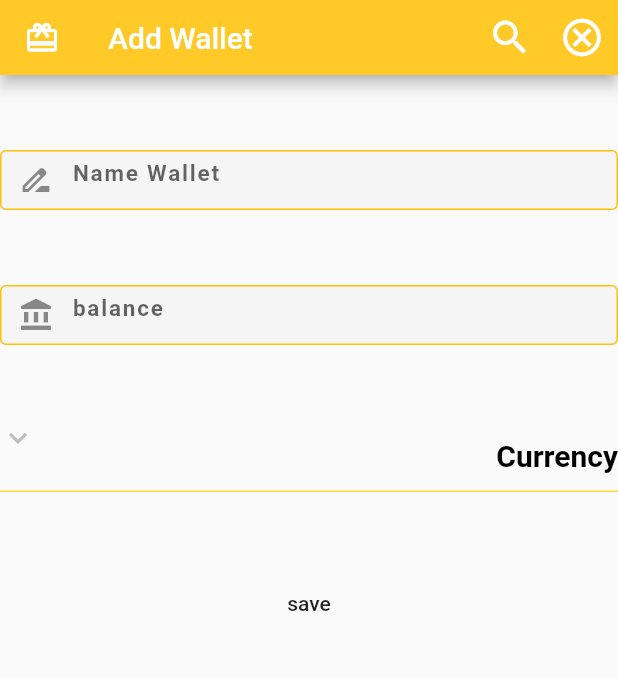
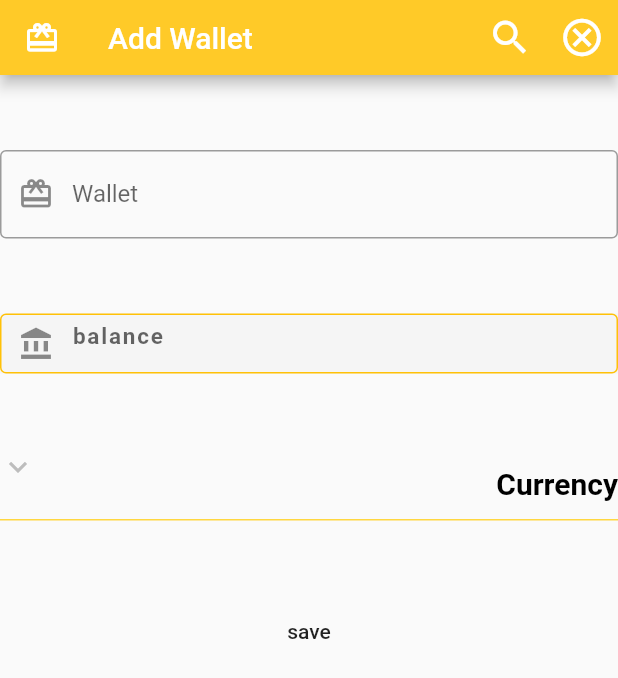
Before and after one commit to badael/test, a Flutter app: the Addwallet screen opened directly, on a phone screen of 412 x 824 dp. Shown: the top 678 px of the screen. Run offline on Flutter 3.47's test engine with Material 2 defaults, Android fonts, the phone set to English and light mode, and no system bars; our stand-ins replace bloc, conditional_builder, floor, flutter_bloc, sqflite; accounts and stored records are empty; generated files the repository leaves out were written again.

Commit message:
text-form reusable widget as function

```diff
--- a/lib/screens/wallet/addwallet.dart
+++ b/lib/screens/wallet/addwallet.dart
@@ -8,6 +8,7 @@ import 'package:test_database_floor/services/currency_cubit/states.dart';
 import 'package:flutter_bloc/flutter_bloc.dart';
 import 'package:test_database_floor/widget/custom_appBar.dart';
 import 'package:test_database_floor/widget/custom_textFormField.dart';
+import 'package:test_database_floor/widget/text_form.dart';
 
 import '../../services/wallet_cubit/states.dart';
 import '../../services/wallet_cubit/cubit.dart';
@@ -51,13 +52,23 @@ class Addwallet extends StatelessWidget {
               SizedBox(
                 height: 50,
               ),
+              defaultFormField(
+                label: 'Wallet',
+                controller: nameController,
+                prefix: Icons.wallet_giftcard,
+                type: TextInputType.text,
+                isClickable: true,
+                onChange: (String value){},
+                onSubmit: (String value){},
+                onTap: (){}
+              ),
 
-              CustomTextFormField(
-                  'Name Wallet',
-                  nameController,
-                  Icon(Icons.drive_file_rename_outline),
-                      (){},
-                      (){}),
+              // CustomTextFormField(
+              //     'Name Wallet',
+              //     nameController,
+              //     Icon(Icons.drive_file_rename_outline),
+              //         (){},
+              //         (){}),
               // TextFormField(
               //   controller: nameController,
               //   decoration: const InputDecoration(
--- /dev/null
+++ b/lib/widget/text_form.dart
@@ -0,0 +1,27 @@
+import 'package:flutter/material.dart';
+
+Widget defaultFormField({
+  @required TextEditingController controller,
+  @required TextInputType type,
+  Function(String) onSubmit,
+  Function(String) onChange,
+  var onTap,
+  @required String label,
+  @required IconData prefix,
+  bool isClickable = true
+}){
+
+  return TextFormField(
+    controller: controller,
+    keyboardType: type,
+    onFieldSubmitted: onSubmit,
+    onChanged: onChange,
+    enabled: isClickable,
+    onTap: onTap,
+    decoration: InputDecoration(
+      labelText: label,
+      prefixIcon: Icon(prefix),
+      border: OutlineInputBorder(),
+    ),
+  );
+}
```
